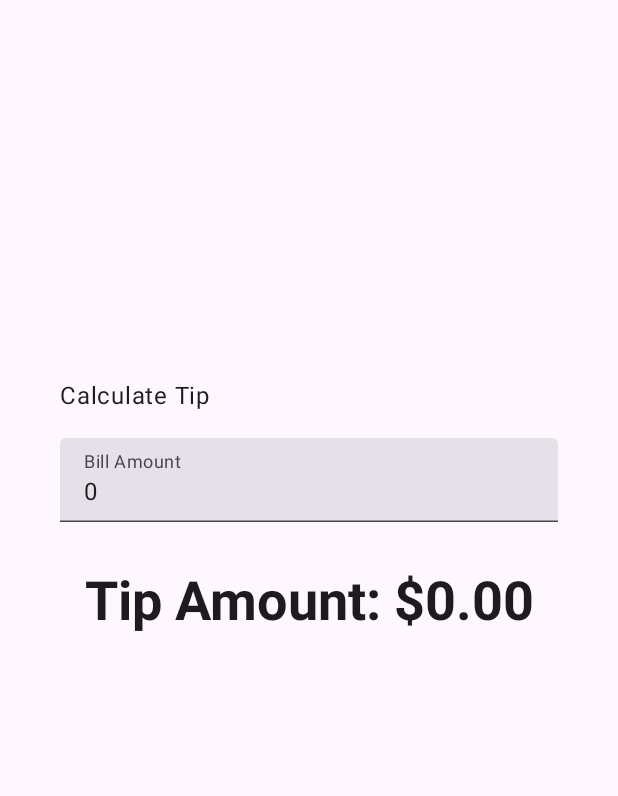
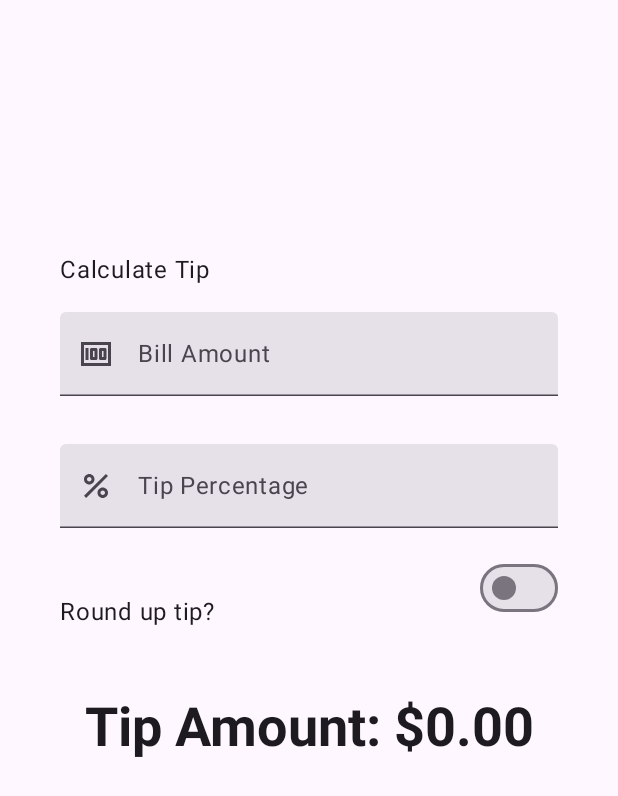
Before and after one commit to MegaBreadbox/Tip-Calculator, an Android app built with Jetpack Compose: the screen it shows after launch (MainActivity), on a phone screen of 412 x 824 dp. Shown: the top 796 px of the screen. Run offline under Robolectric (Android 15) with nearby library versions, the phone set to English and light mode, and no system bars.

```diff
--- a/app/src/main/java/com/example/tiptime/MainActivity.kt
+++ b/app/src/main/java/com/example/tiptime/MainActivity.kt
@@ -18,16 +18,25 @@ package com.example.tiptime
 import android.os.Bundle
 import androidx.activity.ComponentActivity
 import androidx.activity.compose.setContent
+import androidx.annotation.DrawableRes
+import androidx.annotation.StringRes
 import androidx.compose.foundation.layout.Arrangement
 import androidx.compose.foundation.layout.Column
+import androidx.compose.foundation.layout.Row
 import androidx.compose.foundation.layout.Spacer
 import androidx.compose.foundation.layout.fillMaxSize
 import androidx.compose.foundation.layout.fillMaxWidth
 import androidx.compose.foundation.layout.height
 import androidx.compose.foundation.layout.padding
+import androidx.compose.foundation.layout.size
+import androidx.compose.foundation.layout.wrapContentWidth
+import androidx.compose.foundation.rememberScrollState
 import androidx.compose.foundation.text.KeyboardOptions
+import androidx.compose.foundation.verticalScroll
+import androidx.compose.material3.Icon
 import androidx.compose.material3.MaterialTheme
 import androidx.compose.material3.Surface
+import androidx.compose.material3.Switch
 import androidx.compose.material3.Text
 import androidx.compose.material3.TextField
 import androidx.compose.runtime.Composable
@@ -42,7 +51,10 @@ import com.example.tiptime.ui.theme.TipTimeTheme
 import java.text.NumberFormat
 import androidx.compose.runtime.getValue
 import androidx.compose.runtime.setValue
+import androidx.compose.ui.res.painterResource
+import androidx.compose.ui.text.input.ImeAction
 import androidx.compose.ui.text.input.KeyboardType
+
 
 class MainActivity : ComponentActivity() {
     override fun onCreate(savedInstanceState: Bundle?) {
@@ -62,15 +74,21 @@ class MainActivity : ComponentActivity() {
 }
 
 @Composable
-fun TipTimeLayout() {
-    var amountInput by remember{mutableStateOf("0") }
+private fun TipTimeLayout() {
+    var amountInput by remember{ mutableStateOf("") }
     //Could also write it like amountInput = mutableStateOf("0") due to type inference
     //Originally written: amountInput: MutableState<String> = mutableState..
 
     val amount = amountInput.toDoubleOrNull() ?: 0.0 //Elvis operator defines a default value if null
-    val tip = calculateTip(amount)
+    var tipInput by remember { mutableStateOf("") }
+    val tipPercent = tipInput.toDoubleOrNull() ?: 0.0
+    var roundUp by remember { mutableStateOf(false) }
+
+    val tip = calculateTip(amount, tipPercent, roundUp)
     Column(
-        modifier = Modifier.padding(40.dp),
+        modifier = Modifier
+            .padding(40.dp)
+            .verticalScroll(rememberScrollState()),
         horizontalAlignment = Alignment.CenterHorizontally,
         verticalArrangement = Arrangement.Center
     ) {
@@ -80,34 +98,91 @@ fun TipTimeLayout() {
                 .padding(bottom = 16.dp)
                 .align(alignment = Alignment.Start)
         )
+
         EditNumberField(
+            label = R.string.bill_amount,
+            leadingIcon = R.drawable.money,
+            keyboardOptions = KeyboardOptions.Default.copy(
+                keyboardType = KeyboardType.Number,
+                imeAction = ImeAction.Next),
             value = amountInput,
-            onValueChange = {amountInput = it},
+            onValueChange = { amountInput = it },
             modifier = Modifier
                 .padding(bottom = 32.dp)
                 .fillMaxWidth())
+        //Remember these are just function calls, the composables are elsewhere
+        EditNumberField(
+            label = R.string.how_was_the_service,
+            leadingIcon = R.drawable.percent,
+            keyboardOptions = KeyboardOptions.Default.copy(
+                keyboardType = KeyboardType.Number,
+                imeAction = ImeAction.Done),
+            value = tipInput,
+            onValueChange = { tipInput = it },
+            modifier = Modifier
+                .padding(bottom = 32.dp)
+                .fillMaxWidth()
+        )
+
+        RoundTheTipRow(
+            roundUp = roundUp,
+            onRoundUpChanged = { roundUp = it },
+            modifier = Modifier.padding(bottom = 32.dp)
+        )
         Text(
             text = stringResource(R.string.tip_amount, tip),
             style = MaterialTheme.typography.displaySmall
         )
+
         Spacer(modifier = Modifier.height(150.dp))
     }
 }
 
+//Didn't realize it
 @Composable
 private fun EditNumberField(
+    @StringRes label: Int,
+    @DrawableRes leadingIcon: Int,
+    keyboardOptions: KeyboardOptions,
     value: String,
     onValueChange: (String) -> Unit,
     modifier: Modifier = Modifier
 ) {
     TextField(
-        label = { Text(stringResource(R.string.bill_amount)) },
+        label = { Text(stringResource(label)) },
         value = value,        //in this ex, amount input is the state itself
         onValueChange = onValueChange, //onValueChange callback lambda updates the state
+        leadingIcon = { Icon(painterResource(id = leadingIcon), null) },
         modifier = modifier,
         singleLine = true,
-        keyboardOptions = KeyboardOptions(keyboardType = KeyboardType.Number) //Needs to pass keyboard type into keyboardOptions
+        keyboardOptions = keyboardOptions
     )
+}
+
+//This hoists the switch state. Cause other logic needs to know about the switch state
+@Composable
+private fun RoundTheTipRow(
+    roundUp: Boolean,
+    onRoundUpChanged: (Boolean)-> Unit,
+    modifier: Modifier = Modifier
+) {
+    Row(
+        modifier = modifier
+            .fillMaxWidth()
+            .size(48.dp),
+        verticalAlignment = Alignment.CenterVertically
+    ){
+        Text(text = stringResource(R.string.round_up_tip))
+
+        Switch(
+            modifier = modifier
+                .fillMaxWidth()
+                .wrapContentWidth(Alignment.End),
+            checked = roundUp,
+            onCheckedChange = onRoundUpChanged
+        )
+    }
+
 }
 
 /**
@@ -115,8 +190,14 @@ private fun EditNumberField(
  * according to the local currency.
  * Example would be "$10.00".
  */
-private fun calculateTip(amount: Double, tipPercent: Double = 15.0): String {
-    val tip = tipPercent / 100 * amount
+private fun calculateTip(
+    amount: Double,
+    tipPercent: Double = 15.0,
+    roundUp: Boolean
+): String {
+    var tip = tipPercent / 100 * amount
+    if(roundUp)
+        tip = kotlin.math.ceil(tip)
     return NumberFormat.getCurrencyInstance().format(tip)
 }
 
--- a/app/src/main/res/values/strings.xml
+++ b/app/src/main/res/values/strings.xml
@@ -19,4 +19,6 @@
     <string name="calculate_tip">Calculate Tip</string>
     <string name="bill_amount">Bill Amount</string>
     <string name="tip_amount">Tip Amount: %s</string>
+    <string name="how_was_the_service">Tip Percentage</string>
+    <string name="round_up_tip">Round up tip?</string>
 </resources>
```
